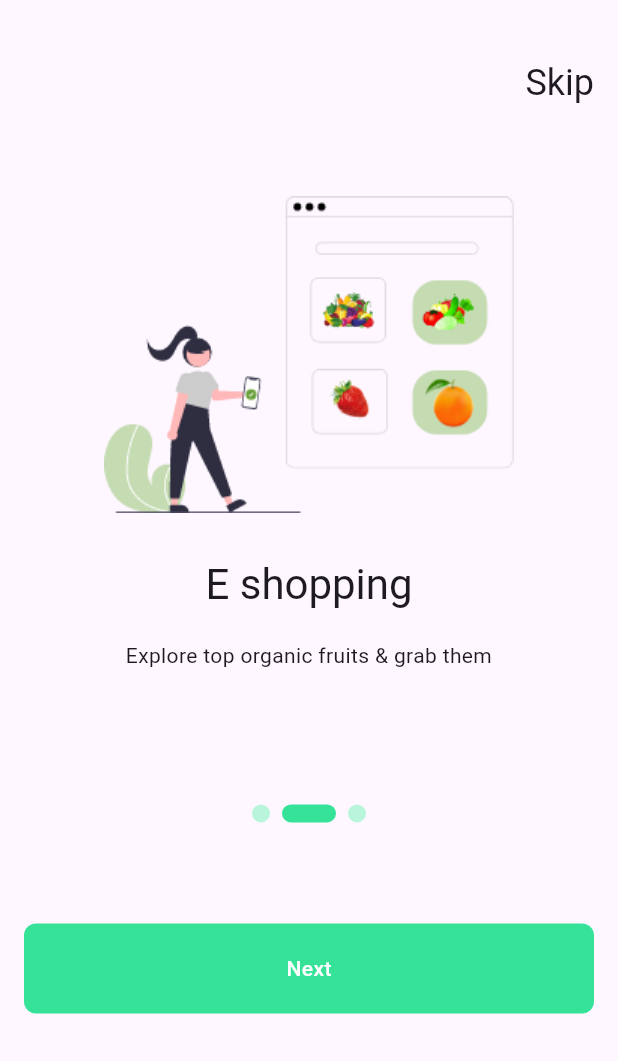
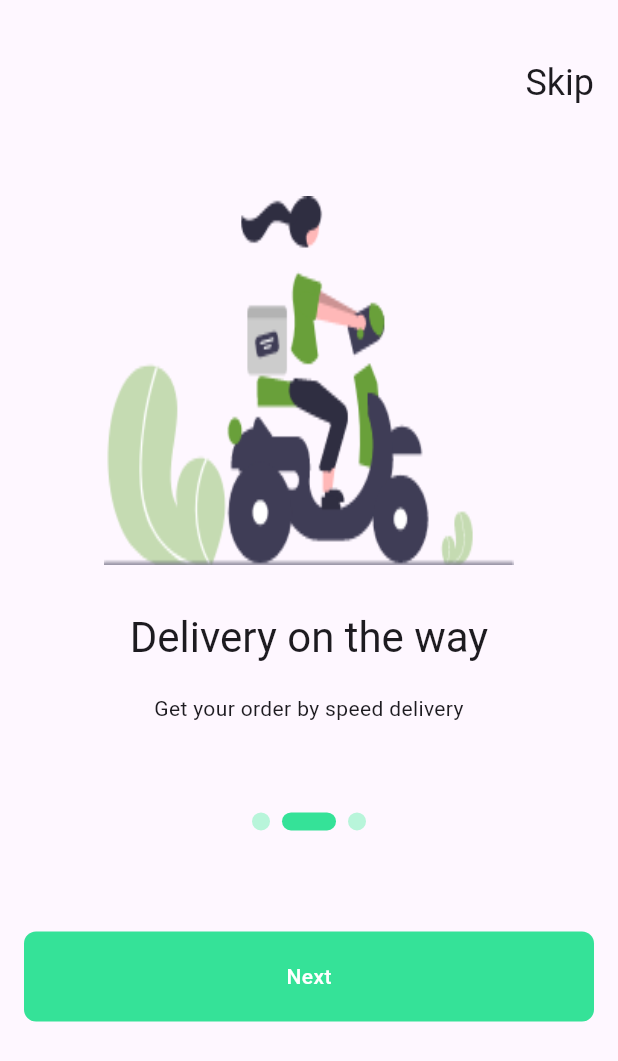
Before and after one commit to Abdallah1719/Al_Omda, a Flutter app: the screen it shows after launch, swiped to page 2, on a phone screen of 412 x 824 dp. Shown: the top 1061 px of the screen. Run offline on Flutter 3.47's test engine with Material 3 defaults, Android fonts, the light colour scheme and no system bars; drawn by our look-alikes of smooth_page_indicator; our stand-ins replace flutter_bloc, go_router, shared_preferences.

Commit message:
add on boarding model

```diff
--- a/lib/core/routes/routes_methods.dart
+++ b/lib/core/routes/routes_methods.dart
@@ -2,8 +2,14 @@ import 'package:flutter/material.dart';
 import 'package:go_router/go_router.dart';
 
 class RoutesMethods {
+  // push Navigate
   static void customPushNavigate(context, String path) {
     GoRouter.of(context).push(path);
+  }
+
+  // pushReplacement Navigate
+  static void customReplacementNavigate(context, String path) {
+    GoRouter.of(context).pushReplacement(path);
   }
 
   //navigate to a new page with bottom tab bar
--- /dev/null
+++ b/lib/features/on_boarding/data/on_boarding_model.dart
@@ -0,0 +1,31 @@
+import 'package:al_omda/core/utils/app_assets.dart';
+
+class OnBoardingModel {
+  final String image;
+  final String onBoadingTitle;
+  final String onBoardingText;
+
+  OnBoardingModel({
+    required this.image,
+    required this.onBoadingTitle,
+    required this.onBoardingText,
+  });
+}
+
+List<OnBoardingModel> onBoardingList = [
+  OnBoardingModel(
+    image: Assets.imagesOnboarding1,
+    onBoadingTitle: 'E shopping',
+    onBoardingText: 'Explore top organic fruits & grab them',
+  ),
+  OnBoardingModel(
+    image: Assets.imagesOnboarding2,
+    onBoadingTitle: 'Delivery on the way',
+    onBoardingText: 'Get your order by speed delivery',
+  ),
+  OnBoardingModel(
+    image: Assets.imagesOnboarding3,
+    onBoadingTitle: 'Delivery Arrived',
+    onBoardingText: 'Order is arrived at your place',
+  ),
+];
--- a/lib/features/on_boarding/presentation/screens/on_boarding_screen.dart
+++ b/lib/features/on_boarding/presentation/screens/on_boarding_screen.dart
@@ -14,7 +14,8 @@ class OnBoardingScreen extends StatelessWidget {
       child: Scaffold(
         body: Padding(
           padding: EdgeInsets.symmetric(horizontal: R.padding.p16),
-          child: Column(
+          child: ListView(
+            physics: BouncingScrollPhysics(),
             children: [
               VerticalSpace(4),
               Align(
@@ -25,9 +26,8 @@ class OnBoardingScreen extends StatelessWidget {
                 ),
               ),
               OnBoardingBody(),
-              VerticalSpace(3),
+              VerticalSpace(5),
               CustomGeneralButton(text: S.of(context).next),
-              VerticalSpace(15),
             ],
           ),
         ),
--- a/lib/features/on_boarding/presentation/widgets/on_boarding_body.dart
+++ b/lib/features/on_boarding/presentation/widgets/on_boarding_body.dart
@@ -1,6 +1,7 @@
 import 'package:al_omda/core/global_widgets/custom_buttons.dart';
 import 'package:al_omda/core/utils/app_assets.dart';
 import 'package:al_omda/core/utils/space_widget.dart';
+import 'package:al_omda/features/on_boarding/data/on_boarding_model.dart';
 import 'package:al_omda/features/on_boarding/presentation/widgets/custom_smoothpage_indicator.dart';
 import 'package:al_omda/generated/l10n.dart';
 import 'package:flutter/material.dart';
@@ -10,31 +11,45 @@ class OnBoardingBody extends StatelessWidget {
   final PageController _controller = PageController();
   @override
   Widget build(BuildContext context) {
-    return Expanded(
+    return SizedBox(
+      height: 500,
       child: PageView.builder(
+        physics: BouncingScrollPhysics(),
         controller: _controller,
-        itemCount: 3,
+        itemCount: onBoardingList.length,
         itemBuilder: (context, index) {
           return Column(
             children: [
               VerticalSpace(6),
-              Image.asset(Assets.imagesOnboarding1),
+              Container(
+                width: 273,
+                height: 246,
+                decoration: BoxDecoration(
+                  image: DecorationImage(
+                    image: AssetImage(onBoardingList[index].image),
+                    fit: BoxFit.fill,
+                  ),
+                ),
+              ),
               VerticalSpace(3),
 
               Text(
-                S.of(context).onBoardingTitle1,
+                onBoardingList[index].onBoadingTitle,
                 style: Theme.of(context).textTheme.headlineMedium,
                 textAlign: TextAlign.center,
+                maxLines: 2,
+                overflow: TextOverflow.ellipsis,
               ),
               VerticalSpace(2),
               Text(
-                S.of(context).onBoardingText1,
+                onBoardingList[index].onBoardingText,
                 style: Theme.of(context).textTheme.bodyMedium,
                 textAlign: TextAlign.center,
+                maxLines: 2,
+                overflow: TextOverflow.ellipsis,
               ),
-              VerticalSpace(9),
-              CustomSmoothPageIndicator(controller: _controller),
-              VerticalSpace(3),
+              VerticalSpace(6),
+              Center(child: CustomSmoothPageIndicator(controller: _controller)),
             ],
           );
         },
--- a/lib/features/splash/presentation/screens/splash_screen.dart
+++ b/lib/features/splash/presentation/screens/splash_screen.dart
@@ -64,7 +64,7 @@ class _SplashScreenBodyState extends State<SplashScreenBody>
 
   void goToNextView(context) {
     Future.delayed(Duration(seconds: 3), () {
-      RoutesMethods.customPushNavigate(context, "/onBoarding");
+      RoutesMethods.customReplacementNavigate(context, "/onBoarding");
     });
   }
 }
```
